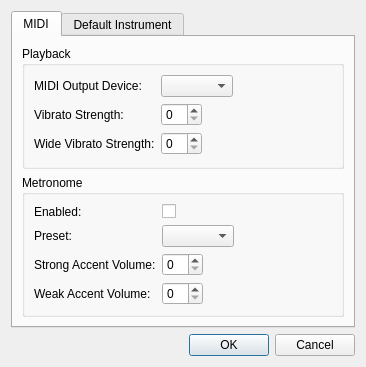
Old version of the form source/dialogs/preferencesdialog.ui in the repository powertab/powertabeditor.
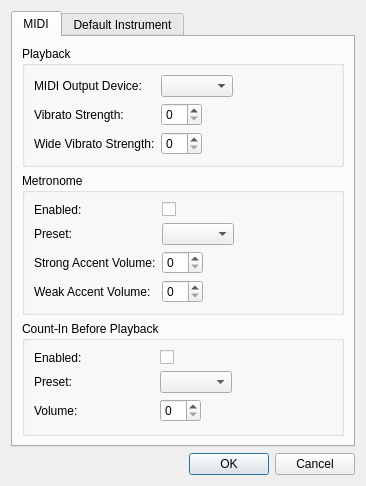
New version of the form. Custom widgets are drawn as their Qt base class.

Commit message: Add an option to perform a count-in before playback.

The edit to the form file:
```diff
--- a/source/dialogs/preferencesdialog.ui
+++ b/source/dialogs/preferencesdialog.ui
@@ -7,7 +7,7 @@
     <x>0</x>
     <y>0</y>
     <width>366</width>
-    <height>331</height>
+    <height>437</height>
    </rect>
   </property>
   <property name="windowTitle">
@@ -109,6 +109,12 @@
             </item>
             <item row="2" column="0">
              <widget class="QLabel" name="strongAccentVolumeLabel">
+              <property name="minimumSize">
+               <size>
+                <width>120</width>
+                <height>0</height>
+               </size>
+              </property>
               <property name="text">
                <string>Strong Accent Volume:</string>
               </property>
@@ -132,6 +138,58 @@
          </layout>
         </widget>
        </item>
+       <item>
+        <widget class="QGroupBox" name="groupBox_3">
+         <property name="title">
+          <string>Count-In Before Playback</string>
+         </property>
+         <layout class="QVBoxLayout" name="verticalLayout_5">
+          <item>
+           <layout class="QFormLayout" name="formLayout_4">
+            <property name="fieldGrowthPolicy">
+             <enum>QFormLayout::ExpandingFieldsGrow</enum>
+            </property>
+            <item row="0" column="0">
+             <widget class="QLabel" name="countInEnabledLabel">
+              <property name="minimumSize">
+               <size>
+                <width>120</width>
+                <height>0</height>
+               </size>
+              </property>
+              <property name="text">
+               <string>Enabled:</string>
+              </property>
+             </widget>
+            </item>
+            <item row="0" column="1">
+             <widget class="QCheckBox" name="countInEnabledCheckBox"/>
+            </item>
+            <item row="1" column="0">
+             <widget class="QLabel" name="countInPresetLabel">
+              <property name="text">
+               <string>Preset:</string>
+              </property>
+             </widget>
+            </item>
+            <item row="1" column="1">
+             <widget class="QComboBox" name="countInPresetComboBox"/>
+            </item>
+            <item row="2" column="0">
+             <widget class="QLabel" name="countInVolumeLabel">
+              <property name="text">
+               <string>Volume:</string>
+              </property>
+             </widget>
+            </item>
+            <item row="2" column="1">
+             <widget class="QSpinBox" name="countInVolumeSpinBox"/>
+            </item>
+           </layout>
+          </item>
+         </layout>
+        </widget>
+       </item>
       </layout>
      </widget>
      <widget class="QWidget" name="defaultsTab">
```
Left out of the diff: 6 changed lines with no effect on the pictures. The commit also changes 5 other files.
